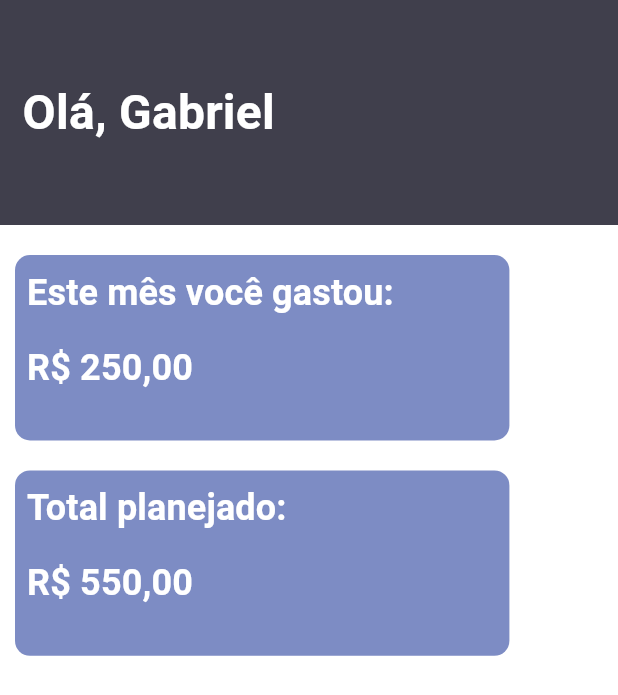
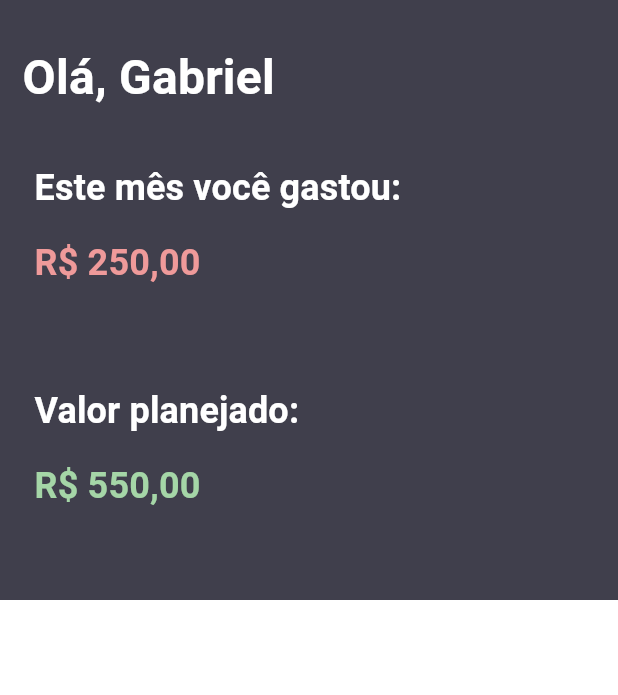
Before and after one commit to gabrielschorsch/balance, a Flutter app: the StartingPage screen opened directly, on a phone screen of 412 x 824 dp. Shown: the top 695 px of the screen. Run offline on Flutter 3.47's test engine with Material 2 defaults, Android fonts, the phone set to English and light mode, and no system bars; our stand-ins replace fl_chart, google_fonts; Roboto replaces fonts that are missing (Kanit).

Commit message:
feat: added content to appbar

```diff
--- a/lib/pages/starting_page.dart
+++ b/lib/pages/starting_page.dart
@@ -14,16 +14,11 @@ class _StartingPageState extends State<StartingPage> {
       const SizedBox(
         height: 20,
       ),
-      const ValueContainer(title: "Este mês você gastou:", value: 250),
-      const SizedBox(
-        height: 20,
-      ),
-      const ValueContainer(title: "Total planejado:", value: 550),
     ];
 
     return Scaffold(
       appBar: AppBar(
-        toolbarHeight: 150,
+        toolbarHeight: 400,
         backgroundColor: Theme.of(context).colorScheme.secondary,
         leading: Padding(
           padding: const EdgeInsets.all(15.0),
@@ -37,6 +32,20 @@ class _StartingPageState extends State<StartingPage> {
                     .textTheme
                     .titleMedium!
                     .copyWith(color: Colors.white),
+              ),
+              ValueContainer(
+                title: "Este mês você gastou:",
+                value: 250,
+                backgroundColor: Theme.of(context).colorScheme.secondary,
+                titleColor: Colors.white,
+                valueColor: Colors.red[200],
+              ),
+              ValueContainer(
+                title: "Valor planejado:",
+                value: 550,
+                backgroundColor: Theme.of(context).colorScheme.secondary,
+                titleColor: Colors.white,
+                valueColor: Colors.green[200],
               ),
             ],
           ),
@@ -74,8 +83,8 @@ class ValueContainer extends StatelessWidget {
   Widget build(BuildContext context) {
     return Container(
       width: MediaQuery.of(context).size.width * .8,
-      decoration: BoxDecoration(
-        color: Theme.of(context).colorScheme.onPrimary,
+      decoration: const BoxDecoration(
+        color: Colors.transparent,
       ),
       child: LayoutBuilder(builder: (context, constraint) {
         return Column(
@@ -86,7 +95,7 @@ class ValueContainer extends StatelessWidget {
               width: constraint.maxWidth,
               decoration: BoxDecoration(
                 borderRadius: BorderRadius.circular(10),
-                color: Theme.of(context).colorScheme.primary,
+                color: backgroundColor ?? Theme.of(context).colorScheme.primary,
               ),
               child: Column(
                 crossAxisAlignment: CrossAxisAlignment.start,
@@ -107,7 +116,8 @@ class ValueContainer extends StatelessWidget {
                     child: Text(
                       "R\$ ${value.toStringAsFixed(2).replaceAll(".", ",")}",
                       style: Theme.of(context).textTheme.titleSmall!.copyWith(
-                            color: Theme.of(context).colorScheme.background,
+                            color: valueColor ??
+                                Theme.of(context).colorScheme.background,
                           ),
                     ),
                   ),
```
